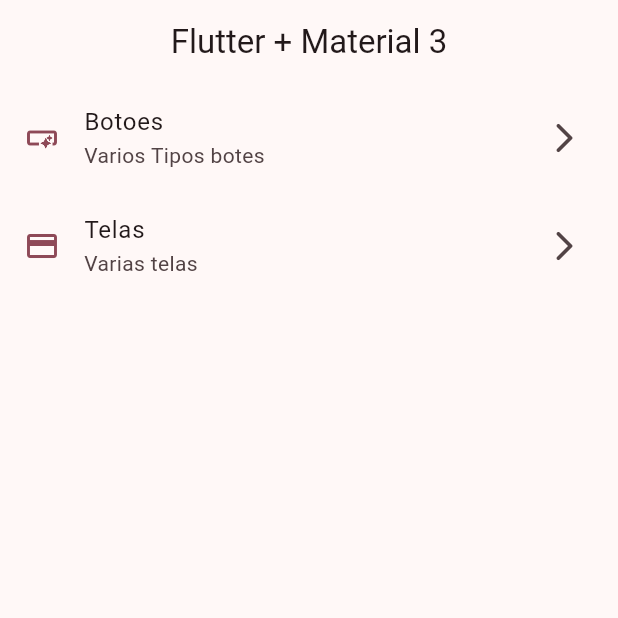
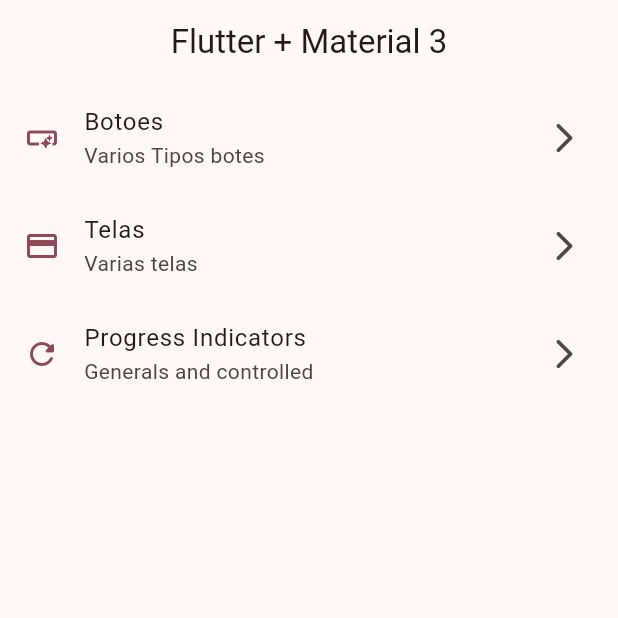
Before and after one commit to tdskrn/widgets_app, a Flutter app: the screen it shows after launch, on a phone screen of 412 x 824 dp, the top half of it. Run offline on Flutter 3.47's test engine with Material 2 defaults, Android fonts, the phone set to English and light mode, and no system bars; our stand-ins replace go_router.

Commit message:
circularProgress

```diff
--- a/lib/config/menu/menu_items.dart
+++ b/lib/config/menu/menu_items.dart
@@ -27,4 +27,10 @@ const appMenuItems = <MenuItem>[
     link: '/cards',
     icon: Icons.credit_card,
   ),
+  MenuItem(
+    title: "Progress Indicators",
+    subTitle: "Generals and controlled",
+    link: '/progress',
+    icon: Icons.refresh_rounded,
+  ),
 ];
--- a/lib/config/routes/routes.dart
+++ b/lib/config/routes/routes.dart
@@ -17,4 +17,9 @@ final appRouter = GoRouter(initialLocation: '/', routes: [
     path: '/cards',
     builder: (context, state) => const CardsScreen(),
   ),
+  GoRoute(
+    name: ProgressScreen.name,
+    path: '/progress',
+    builder: (context, state) => const ProgressScreen(),
+  ),
 ]);
```
Also changed, not shown: lib/presentation/screens/progress/progress_screen.dart (+78 -1 lines).
